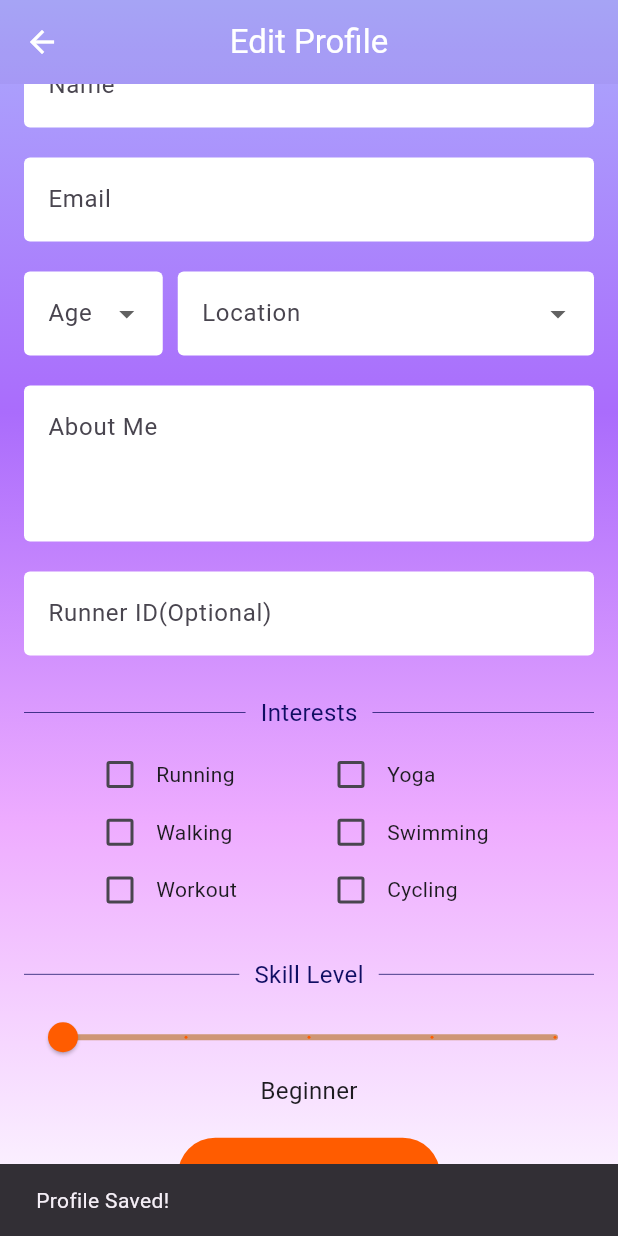
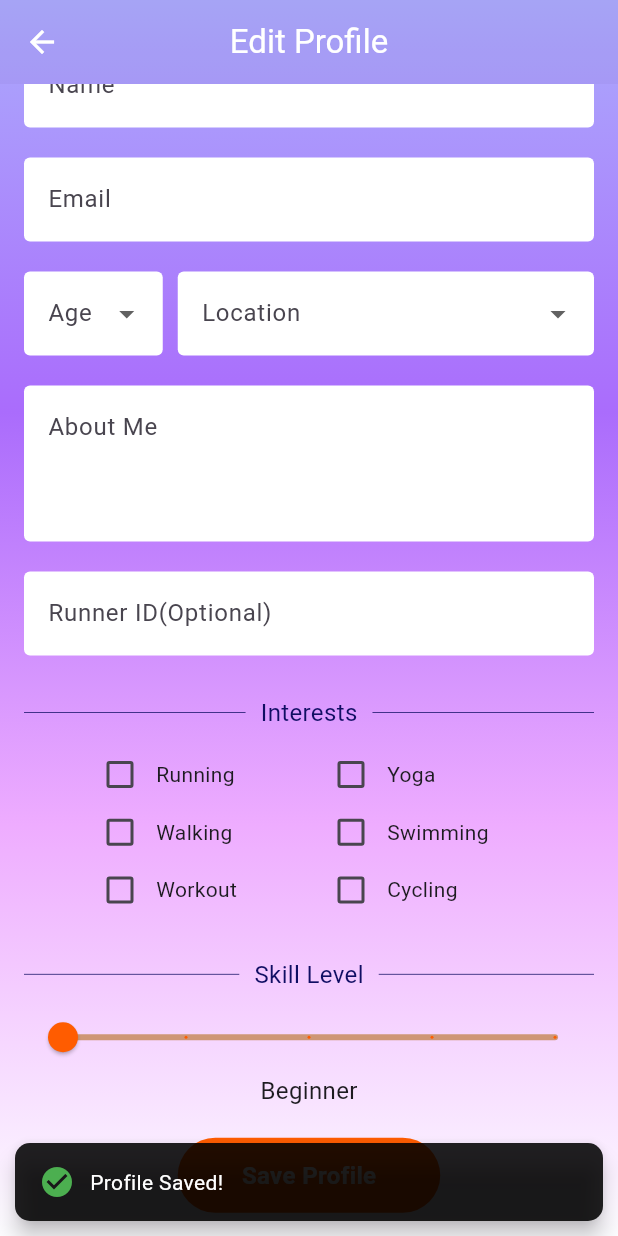
Before and after one commit to Edwinexd/dsv-pvt, a Flutter app: the EditProfilePage screen opened directly, scrolled down 261 dp, after a tap on "Save Profile", on a phone screen of 412 x 824 dp. Run offline on Flutter 3.47's test engine with Material 3 defaults, Android fonts, the phone set to English and light mode, and no system bars; our stand-ins replace dio, flutter_dotenv, google_fonts; missing offline and left inert: location_picker_flutter_map; accounts and stored records are empty; network calls fail.

Commit message:
Got rid of readOnly, fixed locked slider inmy_profile aswell. added component for profile saved popup in edit profile. fixed in profile_avatar so that no icon is needed near profile picture if not needed, for example no edit icon on anothers profile. Got a bit carried away, sorry for big commit with many files.

```diff
--- /dev/null
+++ b/flutter_application/lib/components/save_profile_popup.dart
@@ -0,0 +1,29 @@
+import 'package:flutter/material.dart';
+
+void saveProfile(BuildContext context, GlobalKey<FormState> formKey) {
+  if (formKey.currentState!.validate()) {
+    ScaffoldMessenger.of(context).showSnackBar(
+      SnackBar(
+        content: const Row(
+          children: [
+            Icon(Icons.check_circle, color: Colors.green),
+            SizedBox(width: 10),
+            Expanded(
+              child: Text(
+                'Profile Saved!',
+                style: TextStyle(color: Colors.white),
+              ),
+            ),
+          ],
+        ),
+        backgroundColor: Colors.black87,
+        behavior: SnackBarBehavior.floating,
+        shape: RoundedRectangleBorder(
+          borderRadius: BorderRadius.circular(10),
+        ),
+        margin: const EdgeInsets.all(10),
+        duration: const Duration(seconds: 3),
+      ),
+    );
+  }
+}
--- a/flutter_application/lib/components/skill_level_slider.dart
+++ b/flutter_application/lib/components/skill_level_slider.dart
@@ -3,14 +3,12 @@ import 'package:flutter/material.dart';
 class SkillLevelSlider extends StatefulWidget {
   final int initialSkillLevel;
   final Function(int)? onSkillLevelChanged;
-  final bool readOnly;
   final bool isSliderLocked;
 
   const SkillLevelSlider({
     super.key,
     this.initialSkillLevel = 0,
     this.onSkillLevelChanged,
-    this.readOnly = false,
     this.isSliderLocked = false,
   });
 
@@ -48,9 +46,7 @@ class SkillLevelSliderState extends State<SkillLevelSlider> {
               max: 4,
               divisions: 4,
               label: skillLevels[_skillLevel],
-              onChanged: widget.readOnly
-                  ? null
-                  : (double value) {
+              onChanged: (double value) {
                     setState(() {
                       _skillLevel = value.round();
                       if (widget.onSkillLevelChanged != null) {
--- a/flutter_application/lib/edit_profile_page.dart
+++ b/flutter_application/lib/edit_profile_page.dart
@@ -7,6 +7,7 @@ import 'package:flutter_application/components/custom_dropdown.dart';
 import 'package:flutter_application/components/custom_text_field.dart';
 import 'package:flutter_application/components/interests_grid.dart';
 import 'package:flutter_application/components/my_button.dart';
+import 'package:flutter_application/components/save_profile_popup.dart';
 import 'package:flutter_application/components/skill_level_slider.dart';
 import 'package:flutter_application/background_for_pages.dart';
 
@@ -34,13 +35,6 @@ class _EditProfilePageState extends State<EditProfilePage> {
   bool ageEntered = false;
   bool bioEntered = false;
   bool idEntered = false;
-
-  void _saveProfile() {
-    if (_formKey.currentState!.validate()) {
-      ScaffoldMessenger.of(context)
-          .showSnackBar(SnackBar(content: Text('Profile Saved!')));
-    }
-  }
 
   @override
   Widget build(BuildContext context) {
@@ -90,7 +84,6 @@ class _EditProfilePageState extends State<EditProfilePage> {
                     ],
                   ),
                   SizedBox(height: 20),
-
                   CustomTextField(
                     labelText: idEntered ? null : 'Name',
                     onChanged: (text) {
@@ -99,9 +92,7 @@ class _EditProfilePageState extends State<EditProfilePage> {
                       });
                     },
                   ),
-
                   SizedBox(height: 20),
-
                   CustomTextField(
                     labelText: idEntered ? null : 'Email',
                     onChanged: (text) {
@@ -110,9 +101,7 @@ class _EditProfilePageState extends State<EditProfilePage> {
                       });
                     },
                   ),
-
                   SizedBox(height: 20),
-
                   Row(
                     children: [
                       Expanded(
@@ -226,7 +215,9 @@ class _EditProfilePageState extends State<EditProfilePage> {
                   ),
                   MyButton(
                     buttonText: 'Save Profile',
-                    onTap: _saveProfile,
+                    onTap: () {
+                      saveProfile(context, _formKey);
+                    },
                   ),
                 ],
               ),
--- a/flutter_application/lib/profile_page.dart
+++ b/flutter_application/lib/profile_page.dart
@@ -100,6 +100,7 @@ class ProfilePage extends StatelessWidget {
                   onSkillLevelChanged: (newLevel) {
                     print("Skill level updated to: $newLevel");
                   },
+                  isSliderLocked: true,
                 ),
                 const SizedBox(height: 20),
                 MyButton(
```
Also changed, not shown: flutter_application/lib/components/profile_avatar.dart (+8 -5 lines), flutter_application/lib/user_profile.dart (+12 -27 lines).
